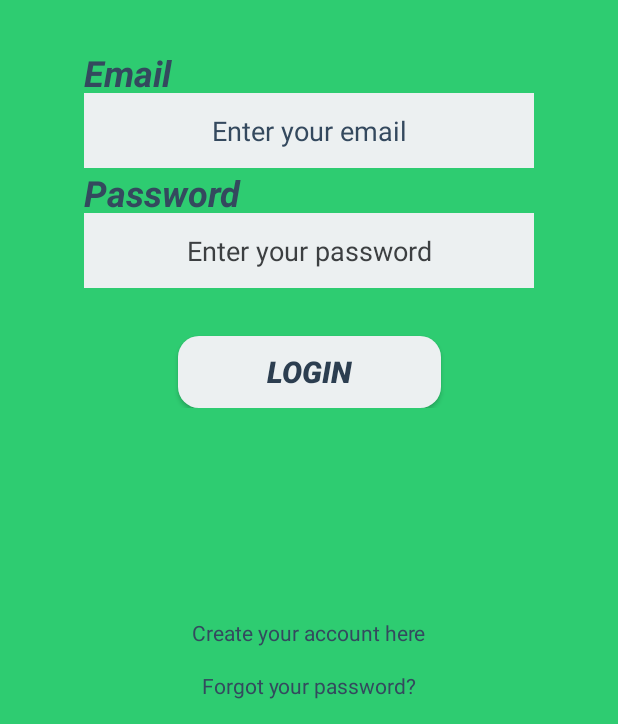
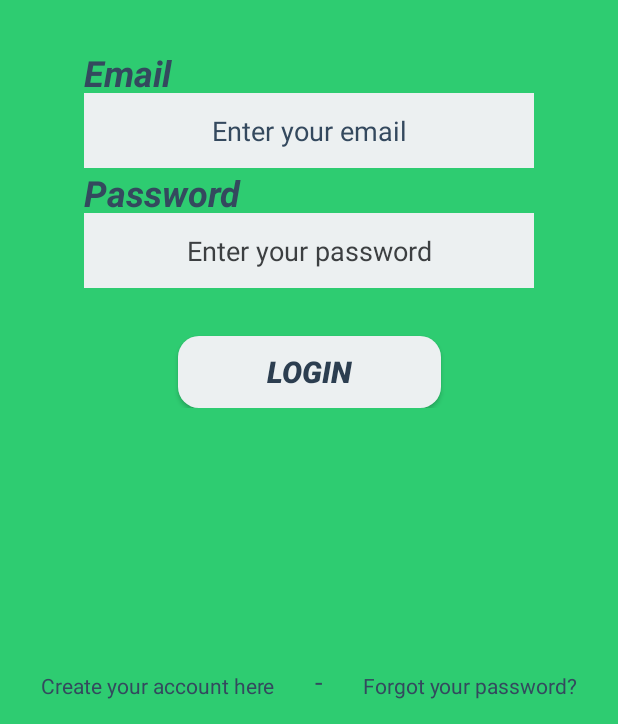
Before and after one commit to jesdomtri/BG_Stats-1, an Android app: the screen it shows after launch (MainActivity), on a phone screen of 412 x 824 dp, the part 512-1236 px from its top. Run offline under Robolectric (Android 15) with nearby library versions, the phone set to English and light mode, and no system bars; our stand-ins replace Firebase (no records; nobody signed in at launch, a user with empty details on screens opened directly); Roboto replaces fonts that are not available here.

Commit message:
Bug fixed

```diff
--- a/app/src/main/res/layout/activity_login.xml
+++ b/app/src/main/res/layout/activity_login.xml
@@ -9,6 +9,7 @@
     tools:context=".MainActivity">
 
     <androidx.constraintlayout.widget.ConstraintLayout
+        android:id="@+id/constraintLayout25"
         android:layout_width="wrap_content"
         android:layout_height="wrap_content"
         app:layout_constraintBottom_toBottomOf="parent"
@@ -147,9 +148,23 @@
         android:layout_marginBottom="16dp"
         android:text="@string/login_register"
         android:textColor="@color/flatWetAsphalt"
-        app:layout_constraintBottom_toTopOf="@+id/forgot_your_password_text"
-        app:layout_constraintEnd_toEndOf="parent"
+        app:layout_constraintBottom_toBottomOf="parent"
+        app:layout_constraintEnd_toStartOf="@+id/decoration1"
+        app:layout_constraintHorizontal_bias="0.5"
         app:layout_constraintStart_toStartOf="parent" />
+
+    <TextView
+        android:id="@+id/decoration1"
+        android:layout_width="wrap_content"
+        android:layout_height="wrap_content"
+        android:layout_marginBottom="16dp"
+        android:text="-"
+        android:textColor="@color/flatWetAsphalt"
+        android:textSize="18sp"
+        app:layout_constraintBottom_toBottomOf="parent"
+        app:layout_constraintEnd_toStartOf="@+id/forgot_your_password_text"
+        app:layout_constraintHorizontal_bias="0.5"
+        app:layout_constraintStart_toEndOf="@+id/login_register" />
 
     <TextView
         android:id="@+id/forgot_your_password_text"
@@ -160,6 +175,7 @@
         android:textColor="@color/flatWetAsphalt"
         app:layout_constraintBottom_toBottomOf="parent"
         app:layout_constraintEnd_toEndOf="parent"
-        app:layout_constraintStart_toStartOf="parent" />
+        app:layout_constraintHorizontal_bias="0.5"
+        app:layout_constraintStart_toEndOf="@+id/decoration1" />
 
 </androidx.constraintlayout.widget.ConstraintLayout>
```
